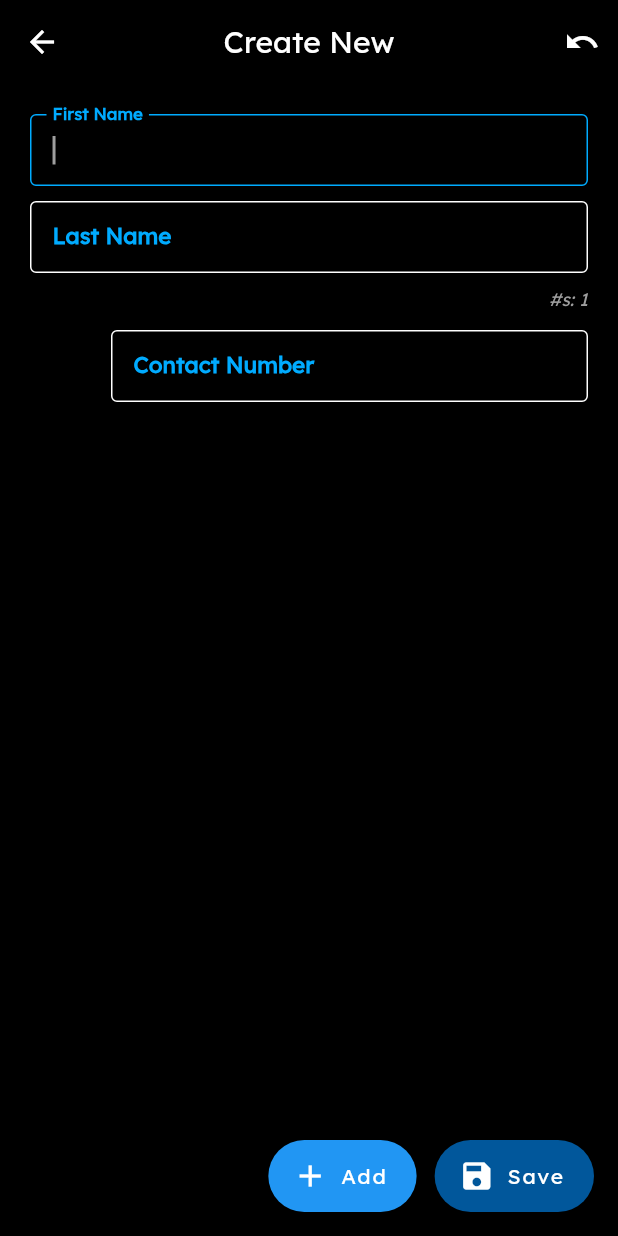
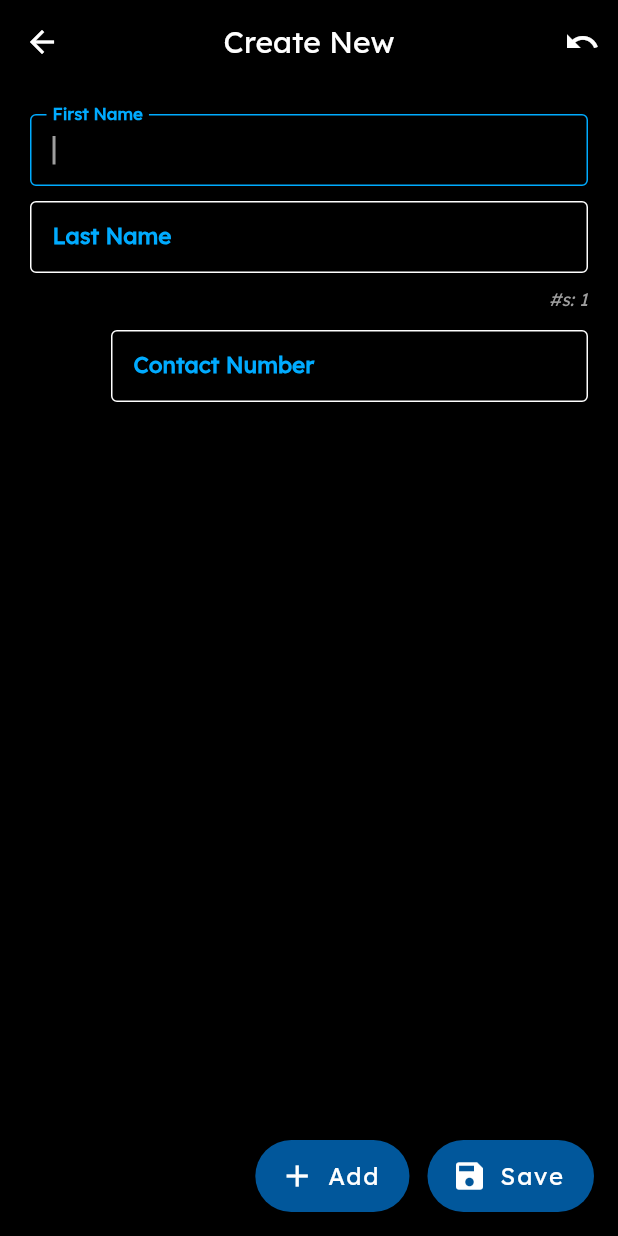
Before and after one commit to AY2020-2021-CpE-OJT/cepeda_nukesite, a Flutter app: the screen it shows after launch, after a tap on "Add New", on a phone screen of 412 x 824 dp. Run offline on Flutter 3.47's test engine with Material 2 defaults, Android fonts, the phone set to English and light mode, and no system bars; our stand-ins replace flushbar, shared_preferences; network calls fail.

Commit message:
Code Clean-up and customization/ Salvage

```diff
--- a/lib/modules/add_contact.dart
+++ b/lib/modules/add_contact.dart
@@ -98,7 +98,7 @@ class _CreateNewContactState extends State<CreateNewContact> {
     } else {
       message = Text(
         'Please Fill All Fields',
-        style: cxTextStyle('bold', Colors.deepOrange, 16),
+        style: cxTextStyle(style: 'bold', colour: Colors.deepOrange, size: 16),
       );
     }
 
@@ -131,10 +131,10 @@ class _CreateNewContactState extends State<CreateNewContact> {
   @override
   Widget build(BuildContext context) {
     return Scaffold(
-      backgroundColor: color("black"),
+      backgroundColor: colour(colour: 'black'),
       appBar: AppBar(
         centerTitle: true,
-        title: cText("Create New", color('def'), null, null),
+        title: cText(text: "Create New", colour: colour()),
         actions: [
           IconButton(
             icon: Icon(Icons.undo),
@@ -167,8 +167,8 @@ class _CreateNewContactState extends State<CreateNewContact> {
                   context: context,
                   fieldPrompt: "First Name",
                   ctrlrID: firstNameCtrlr,
-                  defaultColor: color('def'),
-                  selectedColor: color('sel'),
+                  defaultColor: colour(),
+                  selectedColor: colour(colour: 'sel'),
                   errorColor: Colors.red,
                   next: true,
                   autoFocus: true),
@@ -177,20 +177,21 @@ class _CreateNewContactState extends State<CreateNewContact> {
                   context: context,
                   fieldPrompt: "Last Name",
                   ctrlrID: lastNameCtrlr,
-                  defaultColor: color('def'),
-                  selectedColor: color('sel'),
+                  defaultColor: colour(),
+                  selectedColor: colour(colour: 'sel'),
                   errorColor: Colors.red,
                   next: true,
                   autoFocus: true),
               /*
-              ctrlrField(context, "Last Name", lastNameCtrlr, color('sel'),
-                  color('def'), Colors.red, null, false, true, true),*/
+              ctrlrField(context, "Last Name", lastNameCtrlr, colour('sel'),
+                  colour('def'), Colors.red, null, false, true, true),*/
               hfill(10),
               Container(
                 alignment: Alignment.centerRight,
                 padding: EdgeInsets.only(bottom: 8, left: 8),
                 child: Text("#s: $_count",
-                    style: cxTextStyle('italic', Colors.grey, 12)),
+                    style: cxTextStyle(
+                        style: 'italic', colour: Colors.grey, size: 12)),
               ),
               hfill(5),
               Flexible(
@@ -209,7 +210,7 @@ class _CreateNewContactState extends State<CreateNewContact> {
       floatingActionButton: Row(
         mainAxisAlignment: MainAxisAlignment.end,
         children: <Widget>[
-          FloatingActionButton.extended(
+          FAB(
             onPressed: () {
               // >>>>>>>>>>>>>>>>>>>>>>>>>>>> ADD BUTTON HERE <<<<<<<<<<<<<<<<<<<<<<<<<<<<<
               setState(() {
@@ -220,20 +221,19 @@ class _CreateNewContactState extends State<CreateNewContact> {
               });
             },
             icon: Icon(Icons.add),
-            label: Text("Add"),
-            foregroundColor: color('white'),
-            backgroundColor: color('blue'),
+            text: "Add",
+            foreground: colour(),
+            background: colour(colour: 'dblue'),
           ),
-          SizedBox(width: 12),
-          FloatingActionButton.extended(
+          vfill(12),
+          FAB(
             onPressed: () {
               // >>>>>>>>>>>>>>>>>>>>>>>>>>>> SAVE BUTTON HERE <<<<<<<<<<<<<<<<<<<<<<<<<<<<<
               saveContact();
             },
             icon: Icon(Icons.save),
-            label: Text("Save"),
-            foregroundColor: color('white'),
-            backgroundColor: color('dblue'),
+            text: "Save",
+            background: colour(colour: 'dblue'),
           ),
         ],
       ),
@@ -258,8 +258,8 @@ class _CreateNewContactState extends State<CreateNewContact> {
                 context: context,
                 fieldPrompt: "Contact Number",
                 ctrlrID: contactNumCtrlr[index],
-                defaultColor: color('def'),
-                selectedColor: color('sel'),
+                defaultColor: colour(),
+                selectedColor: colour(colour: 'sel'),
                 errorColor: Colors.red,
                 next: true,
                 autoFocus: true,
@@ -269,8 +269,8 @@ class _CreateNewContactState extends State<CreateNewContact> {
                 context,
                 "Contact Number",
                 contactNumCtrlr[index],
-                color('sel'),
-                color('def'),
+                colour('sel'),
+                colour('def'),
                 Colors.red,
                 TextInputType.phone,
                 false,
--- a/lib/modules/contacts_list.dart
+++ b/lib/modules/contacts_list.dart
@@ -19,7 +19,8 @@ class ContactList extends StatefulWidget {
 class _ContactListState extends State<ContactList> {
   late SharedPreferences tokenStore;
   List<Contact> contactsList = [];
-  var target = -1;
+  String debug = "";
+
   List<PopupItem> menu = [
     PopupItem(1, "Log-in"),
     PopupItem(2, "Log-out"),
@@ -32,7 +33,6 @@ class _ContactListState extends State<ContactList> {
     setState(() {
       _selectedChoices = choice;
     });
-    //print("Onstart: " + target.toString());
     switch (_selectedChoices) {
       case 'Log-in':
         loginTrigger();
@@ -50,8 +50,8 @@ class _ContactListState extends State<ContactList> {
           await Future.delayed(Duration(seconds: 3), () {});
           disguisedToast(
             context: context,
-            message: 'TESTING FLUSHBAR',
-            msgColor: color('red'),
+            message: 'TESTING FLUSHBAR' + debug,
+            msgColor: colour(colour: 'red'),
             secDur: 2,
           );
         }
@@ -64,7 +64,6 @@ class _ContactListState extends State<ContactList> {
         print(_selectedChoices);
         _selectedChoices = "none";
         print(_selectedChoices);
-        target = -1;
     }
   }
 
@@ -99,15 +98,6 @@ class _ContactListState extends State<ContactList> {
     tokenStore = await SharedPreferences.getInstance();
     return tokenStore.getString('token');
   }
-  /*
-  void extractContacts() async {
-    ImportAPIContacts.getContacts().then((response) {
-      setState(() {
-        Iterable list = json.decode(response.body);
-        contactsList = list.map((model) => Contact.fromJson(model)).toList();
-      });
-    });
-  }*/
 
   // TO_DO IMPLEMENT IN LOCAL
   Future<http.Response> deleteContact(String id) {
@@ -115,38 +105,6 @@ class _ContactListState extends State<ContactList> {
     return http.delete(
         Uri.parse('https://nukesite-phonebook-api.herokuapp.com/delete/' + id));
   }
-  /*
-  void _select(String choice) {
-    setState(() {
-      _selectedChoices = choice;
-    });
-    print("Onstart: " + target.toString());
-    switch (_selectedChoices) {
-      case 'Nuke':
-        Navigator.push(
-            context, MaterialPageRoute(builder: (context) => LoginScreen()));
-        break;
-      case 'Update':
-        Navigator.push(
-            context, MaterialPageRoute(builder: (context) => LoginScreen()));
-        break;
-      case 'Delete':
-        deleteContact(contactsList[target].id);
-        setState(() {
-          target = 0;
-          reloadList();
-        });
-        break;
-      case 'Index':
-        print("Onrun: " + target.toString());
-        target = -1;
-        print("AftRun: " + target.toString());
-        break;
-      default:
-        _selectedChoices = "none";
-        target = -1;
-    }
-  }*/
 
   @override
   Widget build(BuildContext context) {
@@ -237,7 +195,8 @@ class _ContactListState extends State<ContactList> {
                                     color: Colors.black,
                                     shape: BeveledRectangleBorder(
                                         side: BorderSide(
-                                            color: color('blue'), width: 1.5),
+                                            color: colour(colour: 'blue'),
+                                            width: 1.5),
                                         borderRadius:
                                             BorderRadius.circular(10)),
                                     child: Column(
@@ -264,31 +223,24 @@ class _ContactListState extends State<ContactList> {
       floatingActionButton: Row(
         mainAxisAlignment: MainAxisAlignment.end,
         children: <Widget>[
-          FloatingActionButton.extended(
-            onPressed: () {
-              // >>>>>>>>>>>>>>>>>>>>>>>>>>>> REFRESH BUTTON HERE <<<<<<<<<<<<<<<<<<<<<<<<<<<<<
-              reloadList();
-            },
+          FAB(
+            onPressed: () => reloadList(),
             icon: Icon(Icons.refresh),
-            label: Text(
-              "Refresh",
-            ),
-            foregroundColor: color('white'),
-            backgroundColor: color('dblue'),
+            text: "Refresh",
+            background: colour(colour: 'dblue'),
           ),
-          SizedBox(width: 12),
-          FloatingActionButton.extended(
+          vfill(12),
+          FAB(
             onPressed: () async {
-              final value = await Navigator.push(context,
+              await Navigator.push(context,
                   MaterialPageRoute(builder: (context) => CreateNewContact()));
               setState(() {
                 reloadList();
               });
             },
             icon: Icon(Icons.phone),
-            label: Text("Add New"),
-            foregroundColor: color('white'),
-            backgroundColor: color('dblue'),
+            text: "Add New",
+            background: colour(colour: 'dblue'),
           ),
         ],
       ),
--- a/lib/modules/dev.dart
+++ b/lib/modules/dev.dart
@@ -6,8 +6,8 @@ import 'package:flushbar/flushbar.dart';
 //import 'package:flushbar/flushbar_helper.dart';
 //import 'dart:async';
 
-Color color(String id) {
-  switch (id) {
+Color colour({String? colour}) {
+  switch (colour) {
     case ('black'):
       return Colors.black;
     case ('blue'):
@@ -33,7 +33,6 @@ Color color(String id) {
     case ('dred'):
       return Color(0xff500000);
     default:
-      print('colorNot Identifed');
       return Colors.white;
   }
 }
@@ -83,18 +82,24 @@ Widget ctrlrField(
       disabledBorder: InputBorder.none,
       contentPadding: EdgeInsets.symmetric(horizontal: 15),
       labelText: fieldPrompt,
-      labelStyle: cxTextStyle('bold', selectedColor, 15),
+      labelStyle: cxTextStyle(style: 'bold', colour: selectedColor, size: 15),
+      errorBorder: OutlineInputBorder(
+        borderSide: BorderSide(
+          color: (errorColor != null) ? errorColor : Colors.red,
+        ),
+      ),
       //errorText: (ctrlrID.text.isEmpty) ? "Field is Required" : null,
     ),
-    style: cxTextStyle('bold', defaultColor, 15),
+    style: cxTextStyle(style: 'bold', colour: defaultColor, size: 15),
   );
 }
 
-Widget cText(String text, Color? colour, double? size, String? style) {
-  return Text(text, style: cxTextStyle(style, colour, size));
+Widget cText({String? text, Color? colour, double? size, String? style}) {
+  return Text((text != null) ? text : 'test_text',
+      style: cxTextStyle(style: style, colour: colour, size: size));
 }
 
-TextStyle cxTextStyle(String? style, Color? colour, double? size) {
+TextStyle cxTextStyle({String? style, Color? colour, double? size}) {
   double defaultSize = 20;
   // DEFAULT GREY BECAUSE WHITE FADES IN WHITE BG, BLACK FADES IN BLACK BG
   switch (style) {
@@ -133,6 +138,10 @@ Widget hfill(double height) {
   return SizedBox(height: height);
 }
 
+Widget vfill(double width) {
+  return SizedBox(width: width);
+}
+
 class PopupItem {
   int value;
   String name;
@@ -163,11 +172,45 @@ class SelectionMenu extends StatelessWidget {
               value: choice.name,
               child: Text(
                 choice.name,
-                style: cxTextStyle('bold', color('white'), 16),
+                style: cxTextStyle(style: 'bold', colour: colour(), size: 16),
               ),
             );
           }).toList();
         });
+  }
+}
+
+class FAB extends StatelessWidget {
+  final VoidCallback onPressed;
+  final Icon? icon;
+  final String? text;
+  final TextStyle? style;
+  final Color? foreground, background;
+
+  FAB(
+      {required this.onPressed,
+      this.icon,
+      this.text,
+      this.style,
+      this.foreground,
+      this.background});
+
+  @override
+  Widget build(BuildContext context) {
+    return FloatingActionButton.extended(
+      onPressed: () {
+        // >>>>>>>>>>>>>>>>>>>>>>>>>>>> CALLBACK BUTTON HERE <<<<<<<<<<<<<<<<<<<<<<<<<<<<<
+        onPressed();
+      },
+      icon: icon,
+      label: Text((text != null) ? text! : 'Test',
+          style: (style != null)
+              ? style
+              : cxTextStyle(colour: colour(), size: 16)),
+      foregroundColor: (foreground != null) ? foreground : colour(),
+      backgroundColor:
+          (background != null) ? background : colour(colour: 'sel'),
+    );
   }
 }
 
@@ -178,7 +221,7 @@ void disguisedToast({
   Color? msgColor,
   double? msgSize,
   String? button,
-  Color? bgcolor,
+  Color? bgcolour,
   int? secDur,
   VoidCallback? atEnd,
   /*VoidCallback? callback}*/
@@ -187,12 +230,12 @@ void disguisedToast({
     margin: EdgeInsets.all(8),
     padding: EdgeInsets.all(10),
     borderRadius: 8,
-    backgroundColor: (bgcolor != null) ? bgcolor : Colors.black87,
+    backgroundColor: (bgcolour != null) ? bgcolour : Colors.black87,
     /* TO FINISH DEVELOPMENT
     mainButton: TextButton(
       child: Text(
         'Click Me',
-        style: TextStyle(color: Colors.white),
+        style: TextStyle(colour: Colors.white),
       ),
       onPressed: () => callback,
     ),*/
@@ -203,83 +246,14 @@ void disguisedToast({
     title: title,
     messageText: Text(
       message,
-      style: cxTextStyle('bold', msgColor, msgSize),
+      style: cxTextStyle(style: 'bold', colour: msgColor, size: msgSize),
     ),
   )..show(context).then((r) => atEnd);
 }
+
 /*  THIS DELAY ISN'T WORKING AS A METHOD BUT WORKS IF PUT IN CODE AS IT, NO PASS
 void delay(int dur) async {
   await Future.delayed(Duration(seconds: dur), () {});
-}*/
-/*
-class DisguisedToast {
-  DisguisedToast({
-    required this.context,
-    required this.message,
-  });
-  final String message;
-  final BuildContext context;
-  show(BuildContext context) {
-    Flushbar(
-      margin: EdgeInsets.all(8),
-      padding: EdgeInsets.all(10),
-      borderRadius: 8,
-      backgroundGradient: LinearGradient(
-        colors: [Colors.green.shade800, Colors.greenAccent.shade700],
-        stops: [0.6, 1],
-      ),
-      boxShadows: [
-        BoxShadow(
-          color: Colors.black45,
-          offset: Offset(3, 3),
-          blurRadius: 3,
-        ),
-      ],
-      // All of the previous Flushbars could be dismissed by swiping down
-      // now we want to swipe to the sides
-      dismissDirection: FlushbarDismissDirection.HORIZONTAL,
-      // The default curve is Curves.easeOut
-      forwardAnimationCurve: Curves.fastLinearToSlowEaseIn,
-      title: 'This is a floating Flushbar',
-      message: message,
-    )..show(context);
-  }
-}*/
-
-/*
-class GlobalSnackBar {
-  final String message;
-  final String? button;
-  final Color? buttonColor;
-
-  GlobalSnackBar({
-    required this.message,
-    this.button,
-    this.buttonColor,
-  });
-  show(
-    BuildContext context,
-    String message,
-  ) {
-    ScaffoldMessenger.of(context).showSnackBar(
-      SnackBar(
-        elevation: 0.0,
-        //behavior: SnackBarBehavior.floating,
-        content: Text(message),
-        duration: new Duration(seconds: 5000000),
-        shape: RoundedRectangleBorder(
-          borderRadius: BorderRadius.only(
-              topLeft: Radius.circular(16.0), topRight: Radius.circular(16.0)),
-        ),
-        //backgroundColor: Colors.redAccent,
-        action: (button!=null)? SnackBarAction(
-          textColor: Color(0xFFFAF2FB),
-          label: button!,
-          onPressed: () {/*BUTTON CALLBACK HERE*/ },
-        ): null,
-      ),
-    );
-  }
 }*/
 
 /*
```
Also changed, not shown: lib/modules/nuke.dart (+9 -10 lines), lib/modules/update_contact.dart (+17 -18 lines).
